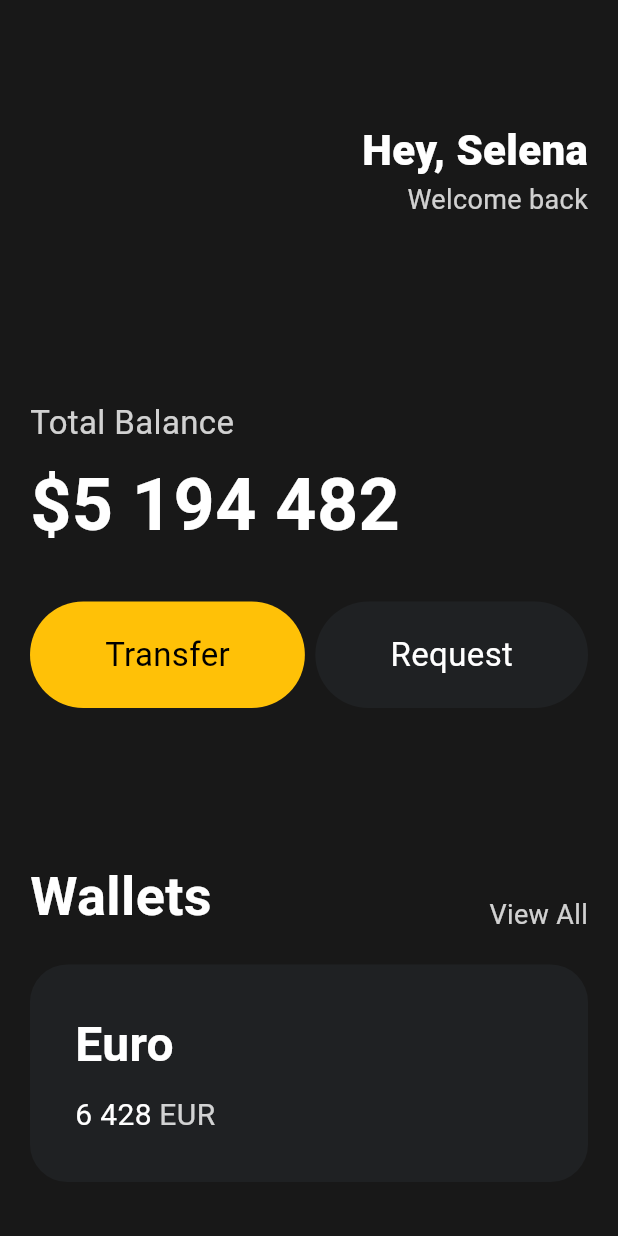
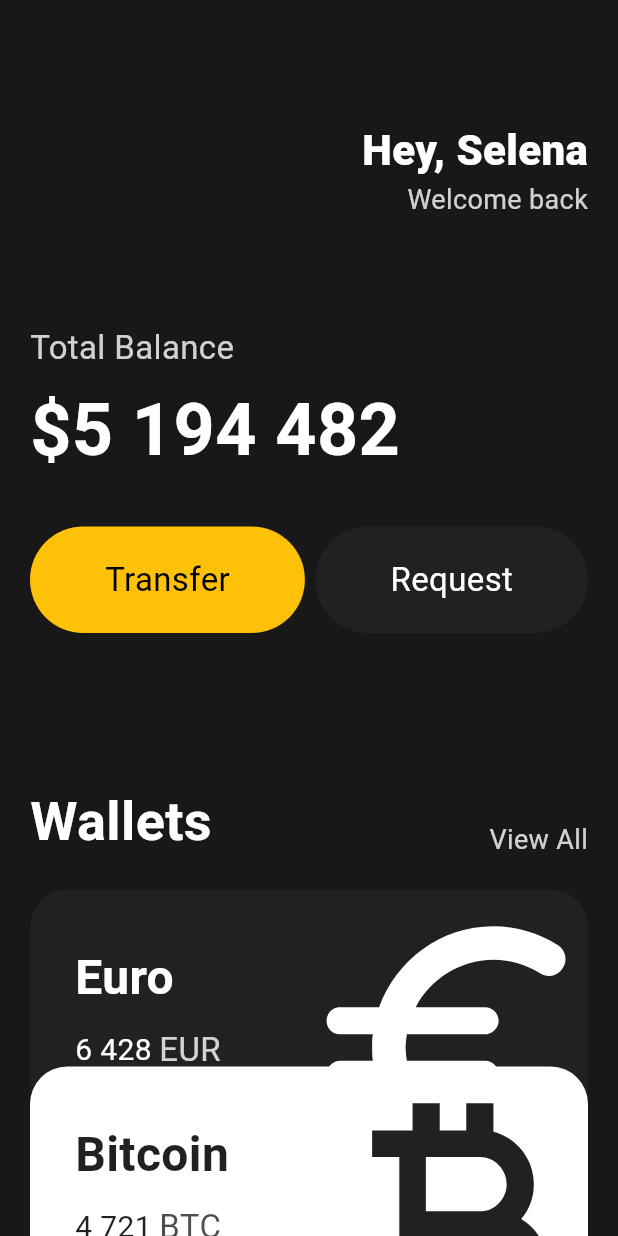
Before and after one commit to hansejun/flutter-practice-1, a Flutter app: the screen it shows after launch, on a phone screen of 412 x 824 dp. Run offline on Flutter 3.47's test engine with Material 3 defaults, Android fonts, the phone set to English and light mode, and no system bars.

Commit message:
feat: 첫번째 화면

```diff
--- a/toonflix/lib/main.dart
+++ b/toonflix/lib/main.dart
@@ -1,5 +1,6 @@
 import 'package:flutter/material.dart';
 import 'package:toonflix/widgets/Button.dart';
+import 'package:toonflix/widgets/currency_card.dart';
 
 void main() {
   runApp(const App());
@@ -13,7 +14,8 @@ class App extends StatelessWidget {
     return MaterialApp(
         home: Scaffold(
             backgroundColor: const Color(0xFF181818),
-            body: Padding(
+            body: SingleChildScrollView(
+              child: Padding(
                   padding: const EdgeInsets.symmetric(horizontal: 20),
                   child: Column(
                       crossAxisAlignment: CrossAxisAlignment.start,
@@ -40,7 +42,7 @@ class App extends StatelessWidget {
                             )
                           ],
                         ),
-                      const SizedBox(height: 120),
+                        const SizedBox(height: 70),
                         Text('Total Balance',
                             style: TextStyle(
                                 color: Colors.white.withValues(alpha: 0.8),
@@ -76,46 +78,39 @@ class App extends StatelessWidget {
                                       fontWeight: FontWeight.w600)),
                               Text('View All',
                                   style: TextStyle(
-                                    color: Colors.white.withValues(alpha: 0.8),
+                                      color:
+                                          Colors.white.withValues(alpha: 0.8),
                                       fontSize: 18)),
                             ]),
                         const SizedBox(height: 20),
-                      Container(
-                          decoration: BoxDecoration(
-                              color: const Color(0xFF1F2123),
-                              borderRadius: BorderRadius.circular(25)),
-                          child: Padding(
-                            padding: const EdgeInsets.all(30),
-                            child: Row(
-                              children: [
-                                Column(
-                                  crossAxisAlignment: CrossAxisAlignment.start,
-                                  children: [
-                                    const Text('Euro',
-                                        style: TextStyle(
-                                            color: Colors.white,
-                                            fontSize: 32,
-                                            fontWeight: FontWeight.w600)),
-                                    const SizedBox(height: 10),
-                                    Row(
-                                      children: [
-                                        const Text('6 428',
-                                            style: TextStyle(
-                                                color: Colors.white,
-                                                fontSize: 20)),
-                                        const SizedBox(width: 5),
-                                        Text('EUR',
-                                            style: TextStyle(
-                                                color: Colors.white
-                                                    .withValues(alpha: 0.8),
-                                                fontSize: 20))
-                                      ],
-                                    )
-                                  ],
-                                )
-                              ],
+                        const CurrencyCard(
+                            name: 'Euro',
+                            code: 'EUR',
+                            amount: '6 428',
+                            icon: Icons.euro_rounded,
+                            isInverted: false,
+                            order: 0),
+                        Transform.translate(
+                          offset: const Offset(0, -20),
+                          child: const CurrencyCard(
+                              name: 'Bitcoin',
+                              code: 'BTC',
+                              amount: '4 721',
+                              icon: Icons.currency_bitcoin,
+                              isInverted: true,
+                              order: 1),
                         ),
-                          ))
-                    ]))));
+                        Transform.translate(
+                          offset: const Offset(0, -40),
+                          child: const CurrencyCard(
+                              name: 'Dollar',
+                              code: 'USD',
+                              amount: '4 721',
+                              icon: Icons.attach_money_outlined,
+                              isInverted: false,
+                              order: 2),
+                        ),
+                      ])),
+            )));
   }
 }
--- /dev/null
+++ b/toonflix/lib/widgets/currency_card.dart
@@ -0,0 +1,74 @@
+import 'package:flutter/material.dart';
+
+class CurrencyCard extends StatelessWidget {
+  final String name, code, amount;
+  final IconData icon;
+  final bool isInverted;
+  final int order;
+
+  final blackColor = const Color(0xFF1F2123);
+
+  const CurrencyCard(
+      {super.key,
+      required this.name,
+      required this.code,
+      required this.amount,
+      required this.icon,
+      required this.isInverted,
+      required this.order});
+
+  @override
+  Widget build(BuildContext context) {
+    return Transform.translate(
+      offset: Offset(0, -20 * order.toDouble()),
+      child: Container(
+        clipBehavior: Clip.hardEdge,
+        decoration: BoxDecoration(
+            color: isInverted ? Colors.white : blackColor,
+            borderRadius: BorderRadius.circular(25)),
+        child: Padding(
+          padding: const EdgeInsets.all(30),
+          child: Row(
+            mainAxisAlignment: MainAxisAlignment.spaceBetween,
+            children: [
+              Column(
+                crossAxisAlignment: CrossAxisAlignment.start,
+                children: [
+                  Text(name,
+                      style: TextStyle(
+                          color: isInverted ? blackColor : Colors.white,
+                          fontSize: 32,
+                          fontWeight: FontWeight.w600)),
+                  const SizedBox(height: 10),
+                  Row(
+                    children: [
+                      Text(amount,
+                          style: TextStyle(
+                              color: isInverted ? blackColor : Colors.white,
+                              fontSize: 20)),
+                      const SizedBox(width: 5),
+                      Text(code,
+                          style: TextStyle(
+                              color: isInverted
+                                  ? blackColor.withValues(alpha: 0.8)
+                                  : Colors.white.withValues(alpha: 0.8),
+                              fontSize: 22))
+                    ],
+                  )
+                ],
+              ),
+              Transform.scale(
+                scale: 2.2,
+                child: Transform.translate(
+                  offset: const Offset(-5, 12),
+                  child: Icon(icon,
+                      color: isInverted ? blackColor : Colors.white, size: 98),
+                ),
+              )
+            ],
+          ),
+        ),
+      ),
+    );
+  }
+}
```
Lines whose indentation alone changed are shown as unchanged.
